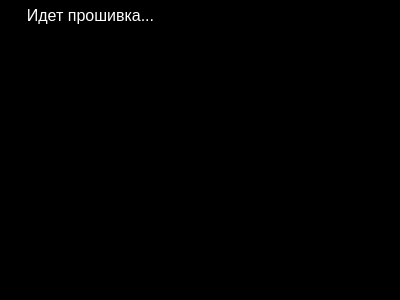
Above: form.ui from NpoSaut/qtMonitor5Prog before the change. Below: the same form after it.
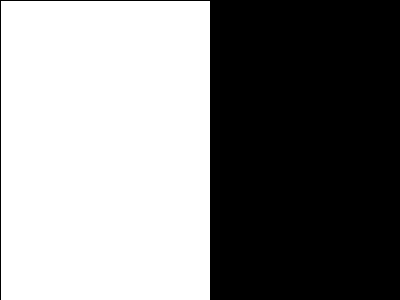
That is the form after the change.

```diff
--- a/form.ui
+++ b/form.ui
@@ -150,6 +150,16 @@
     <set>Qt::AlignCenter</set>
    </property>
   </widget>
+  <widget class="QTextEdit" name="log">
+   <property name="geometry">
+    <rect>
+     <x>0</x>
+     <y>0</y>
+     <width>211</width>
+     <height>301</height>
+    </rect>
+   </property>
+  </widget>
  </widget>
  <resources/>
  <connections/>
```
